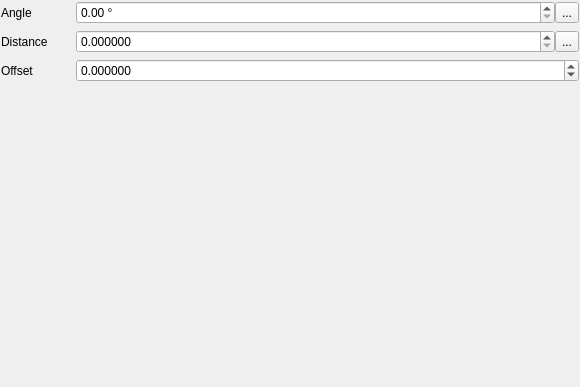
Qt form src/ui/symbollayer/widget_linepatternfill.ui (carsmie/QGIS) before a commit.
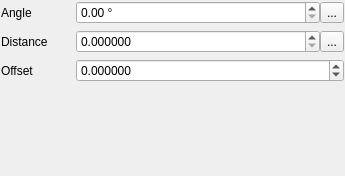
The same form after that commit. Custom widgets are drawn as their Qt base class.

What changed in the file:
```diff
--- a/src/ui/symbollayer/widget_linepatternfill.ui
+++ b/src/ui/symbollayer/widget_linepatternfill.ui
@@ -6,8 +6,8 @@
    <rect>
     <x>0</x>
     <y>0</y>
-    <width>580</width>
-    <height>387</height>
+    <width>345</width>
+    <height>176</height>
    </rect>
   </property>
   <property name="windowTitle">
```
